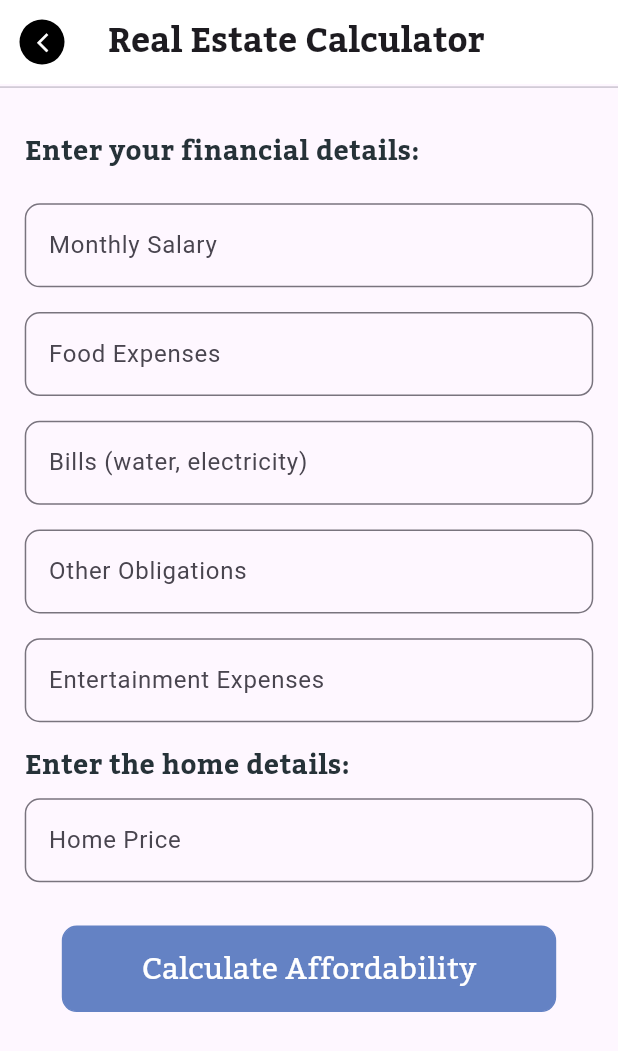
After one commit to eylem2002/Real-Estate-Home-App, a Flutter app: the CalculatorScreen screen opened directly, on a phone screen of 412 x 824 dp. The commit adds this screen. Shown: the top 1051 px of the screen. Run offline on Flutter 3.47's test engine with Material 3 defaults, Android fonts, the phone set to English and light mode, and no system bars; our stand-ins replace carousel_slider, cloud_firestore, firebase_auth, firebase_core, firebase_storage, flutter_svg and 4 more; missing offline and left inert: firebase_app_check; accounts and stored records are empty; project files that could hold a hidden picture were left out.

Commit message:
add CalculatorScreen

```diff
--- a/lib/view/screen/Main Screen/Profile Pages/Screen_Profile.dart
+++ b/lib/view/screen/Main Screen/Profile Pages/Screen_Profile.dart
@@ -5,6 +5,7 @@ import 'package:flutter/material.dart';
 import 'package:new_batic/core/services/EnterSevices.dart';
 import 'package:new_batic/view/screen/Main%20Screen/Profile%20Pages/Legal/aboutUS.dart';
 import 'package:new_batic/view/screen/Main%20Screen/Profile%20Pages/Sell%20and%20rent/rent%20Home/ForRent.dart';
+import 'package:new_batic/view/screen/Main%20Screen/Profile%20Pages/calculator.dart';
 import 'package:new_batic/view/screen/Main%20Screen/Profile%20Pages/firstBox/ChnagePass.dart';
 import 'package:new_batic/view/screen/Main%20Screen/Profile%20Pages/firstBox/personalDetils_screen.dart';
 import 'package:new_batic/view/screen/Sign%20in/up/signin.dart';
@@ -131,7 +132,7 @@ class _EngineerScreenState extends State<ScreenProfile> {
                                 context,
                                 MaterialPageRoute(
                                   builder: (context) =>
-                                      const changePass(),
+                                       CalculatorScreen(),
                                 ),
                               );
                             },
@@ -143,13 +144,13 @@ class _EngineerScreenState extends State<ScreenProfile> {
                                 children: [
                                   Row(
                                     children: [
-                                      Icon(Icons.lock,
+                                      Icon(Icons.calculate,
                                           color: Color(0xff263238)),
                                       SizedBox(
                                           width: widthNHeight0(context, 0) *
                                               0.015),
                                       Text(
-                                        'Change Password',
+                                        'Real Estate Calculator',
                                         style: TextStyle(
                                           fontSize:
                                               widthNHeight0(context, 1) * 0.038,
--- /dev/null
+++ b/lib/view/screen/Main Screen/Profile Pages/calculator.dart
@@ -0,0 +1,165 @@
+import 'package:flutter/material.dart';
+import 'package:flutter/services.dart';
+import 'package:new_batic/core/services/EnterSevices.dart';
+import 'package:new_batic/view/widget/compoents/bottoms/deff_button.dart';
+
+class CalculatorScreen extends StatefulWidget {
+  @override
+  _CalculatorScreenState createState() => _CalculatorScreenState();
+}
+
+class _CalculatorScreenState extends State<CalculatorScreen> {
+  TextEditingController salaryController = TextEditingController();
+  TextEditingController foodExpensesController = TextEditingController();
+  TextEditingController billsController = TextEditingController();
+  TextEditingController obligationsController = TextEditingController();
+  TextEditingController entertainmentController = TextEditingController();
+  TextEditingController homePriceController = TextEditingController();
+
+  String result = '';
+
+  void calculateAffordability() {
+    double salary = double.tryParse(salaryController.text) ?? 0;
+    double expenses = double.tryParse(foodExpensesController.text) ?? 0;
+    expenses += double.tryParse(billsController.text) ?? 0;
+    expenses += double.tryParse(obligationsController.text) ?? 0;
+    expenses += double.tryParse(entertainmentController.text) ?? 0;
+
+    double homePrice = double.tryParse(homePriceController.text) ?? 0;
+
+    if (salary - expenses >= homePrice) {
+      result = 'You can afford the home!';
+    } else {
+      result = 'The home may be too expensive for you.';
+    }
+
+    setState(() {});
+  }
+
+  @override
+  Widget build(BuildContext context) {
+    return Scaffold(
+
+       appBar: AppBar(
+        leading: Container(
+          padding: const EdgeInsets.all(9),
+          child: Center(
+            child: CircleAvatar(
+              backgroundColor: Colors.black,
+              radius: 15,
+              child: IconButton(
+                onPressed: () {
+                  Navigator.of(context).pop();
+                },
+                icon: Icon(
+                  Icons.arrow_back_ios_new_outlined,
+                  color: Colors.white,
+                  size: 15,
+                ),
+              ),
+            ),
+          ),
+        ),
+        backgroundColor: Colors.white,
+        title: Text(
+          'Real Estate Calculator',
+          style: TextStyle(
+            fontSize: widthNHeight0(context, 1) * 0.055,
+            fontWeight: FontWeight.bold,
+            fontFamily: 'Kadwa',
+          ),
+        ),
+      ),
+      body: Column(
+        children: [
+          Divider(height: widthNHeight0(context, 1)*0.01,),
+          Padding(
+
+            padding:  EdgeInsets.all(widthNHeight0(context, 1)*0.04),
+            child: Column(
+              crossAxisAlignment: CrossAxisAlignment.start,
+              children: [
+                  SizedBox(height: widthNHeight0(context, 1)*0.03),
+                Text('Enter your financial details:', style: TextStyle(fontSize: 18, fontWeight: FontWeight.bold, fontFamily: 'Kadwa', color: Color(0xff263238))),
+                SizedBox(height: widthNHeight0(context, 1)*0.05),
+                buildCustomTextField(
+                  controller: salaryController,
+                  labelText: 'Monthly Salary',
+                ),
+                   SizedBox(height: widthNHeight0(context, 1)*0.04),
+                buildCustomTextField(
+                  controller: foodExpensesController,
+                  labelText: 'Food Expenses',
+                ),
+                 SizedBox(height: widthNHeight0(context, 1)*0.04),
+                buildCustomTextField(
+                  controller: billsController,
+                  labelText: 'Bills (water, electricity)',
+                ),
+              SizedBox(height: widthNHeight0(context, 1)*0.04),
+                buildCustomTextField(
+                  controller: obligationsController,
+                  labelText: 'Other Obligations',
+                ),
+                 SizedBox(height: widthNHeight0(context, 1)*0.04),
+                buildCustomTextField(
+                  controller: entertainmentController,
+                  labelText: 'Entertainment Expenses',
+                ),
+                 SizedBox(height: widthNHeight0(context, 1)*0.04),
+                Text('Enter the home details:', style: TextStyle(fontSize: 18, fontWeight: FontWeight.bold, fontFamily: 'Kadwa', color: Color(0xff263238))),
+             SizedBox(height: widthNHeight0(context, 1)*0.02),
+                buildCustomTextField(
+                  controller: homePriceController,
+                  labelText: 'Home Price',
+                ),
+             SizedBox(height: widthNHeight0(context, 1)*0.07),
+                Center(
+                  child: defaultButton(
+                    text: 'Calculate Affordability',
+                    onPressed: calculateAffordability,
+                    borderWidth: 1,
+                    height:  widthNHeight0(context, 1)*0.14,
+                    width: widthNHeight0(context, 1)*0.8,
+                    borderRadius: 10,
+                  ),
+                ),
+                SizedBox(height: widthNHeight0(context, 1)*0.07),
+                Center(
+                  child: Text(
+                    result,
+                    style: TextStyle(fontSize: 18, fontWeight: FontWeight.bold, fontFamily: 'Kadwa', color: Color(0xff263238)),
+                  ),
+                ),
+              ],
+            ),
+          ),
+        ],
+      ),
+    );
+  }
+Widget buildCustomTextField({
+    required TextEditingController controller,
+    required String labelText,
+  }) {
+    return TextField(
+      controller: controller,
+      keyboardType: TextInputType.number,
+      inputFormatters: <TextInputFormatter>[
+        FilteringTextInputFormatter.digitsOnly, // Allow only numbers
+      ],
+      style: TextStyle(color: Color(0xff263238)),
+      decoration: InputDecoration(
+        labelText: labelText,
+        border: OutlineInputBorder(
+          borderRadius: BorderRadius.circular(10),
+          borderSide: BorderSide(color: Color(0xff263238), width: 2),
+        ),
+        focusedBorder: OutlineInputBorder(
+          borderRadius: BorderRadius.circular(10),
+          borderSide: BorderSide(color: Color(0xff263238), width: 2),
+        ),
+      ),
+    );
+  }
+}
--- a/lib/view/screen/Sign in/up/signin.dart
+++ b/lib/view/screen/Sign in/up/signin.dart
@@ -154,22 +154,22 @@ class _LogInState extends State<LogIn> {
                             ),
                           ),
                         ),
-                        Container(
-                          alignment: Alignment.center,
-                          child: Row(
-                            mainAxisAlignment: MainAxisAlignment.center,
-                            children: [
-                              TextButton(
-                                  onPressed: () {},
-                                  child: Text(
-                                    "Forgot Password",
-                                    style: TextStyle(
-                                        color: Colors.grey[600],
-                                        fontFamily: 'Kadwa'),
-                                  ))
-                            ],
-                          ),
-                        ),
+                        // Container(
+                        //   alignment: Alignment.center,
+                        //   child: Row(
+                        //     mainAxisAlignment: MainAxisAlignment.center,
+                        //     children: [
+                        //       TextButton(
+                        //           onPressed: () {},
+                        //           child: Text(
+                        //             "Forgot Password",
+                        //             style: TextStyle(
+                        //                 color: Colors.grey[600],
+                        //                 fontFamily: 'Kadwa'),
+                        //           ))
+                        //     ],
+                        //   ),
+                        // ),
                       ],
                     ),
                     Row(
--- a/pubspec.yaml
+++ b/pubspec.yaml
@@ -75,6 +75,7 @@ dependencies:
   google_fonts: ^6.1.0
   flutter_lints: ^3.0.1
   firebase_app_check: ^0.2.1+8
+  flare_flutter: ^3.0.2
 
 
 
```
Also changed, not shown: pubspec.lock.
